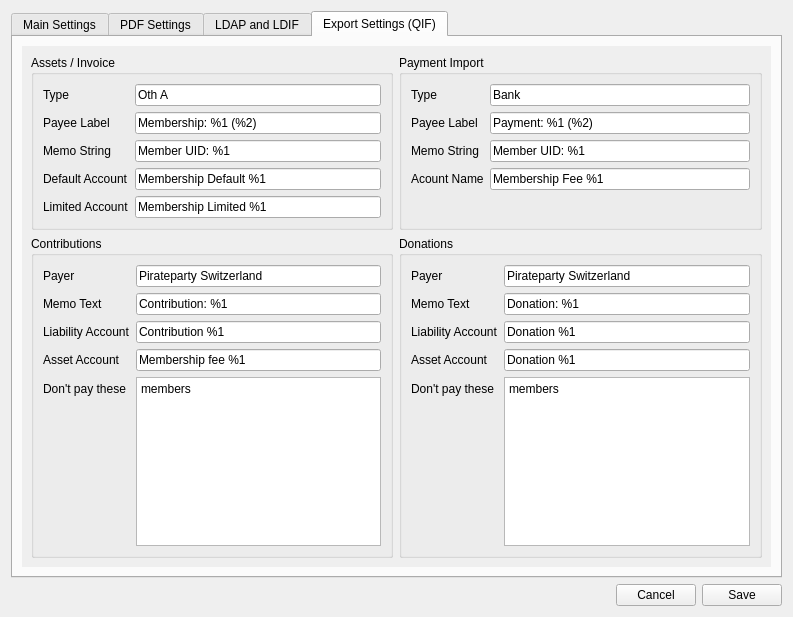
Old version of the form forms/settings.ui in the repository LukyLuke/PiTres.
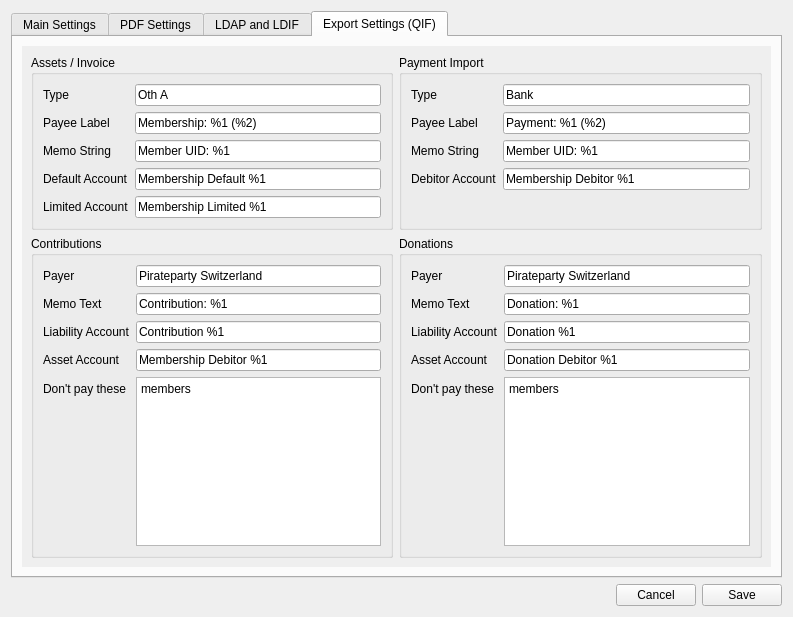
New version of the form. The open tabs and pages were chosen to show the change.

Commit message: #36 Invoice-QIF splitted up into one for each section.

```diff
--- a/forms/settings.ui
+++ b/forms/settings.ui
@@ -965,7 +965,7 @@
               <item row="3" column="0">
                <widget class="QLabel" name="label_9">
                 <property name="text">
-                 <string>Acount Name</string>
+                 <string>Debitor Account</string>
                 </property>
                </widget>
               </item>
@@ -986,7 +986,7 @@
               <item row="3" column="1">
                <widget class="QLineEdit" name="paymentAccount">
                 <property name="text">
-                 <string>Membership Fee %1</string>
+                 <string>Membership Debitor %1</string>
                 </property>
                </widget>
               </item>
@@ -1123,7 +1123,7 @@
               <item row="3" column="1">
                <widget class="QLineEdit" name="contributionIncome">
                 <property name="text">
-                 <string>Membership fee %1</string>
+                 <string>Membership Debitor %1</string>
                 </property>
                </widget>
               </item>
@@ -1195,7 +1195,7 @@
               <item row="3" column="1">
                <widget class="QLineEdit" name="donationIncome">
                 <property name="text">
-                 <string>Donation %1</string>
+                 <string>Donation Debitor %1</string>
                 </property>
                </widget>
               </item>
```
Left out of the diff: 8 changed lines with no effect on the pictures. The commit also changes 2 other files.
